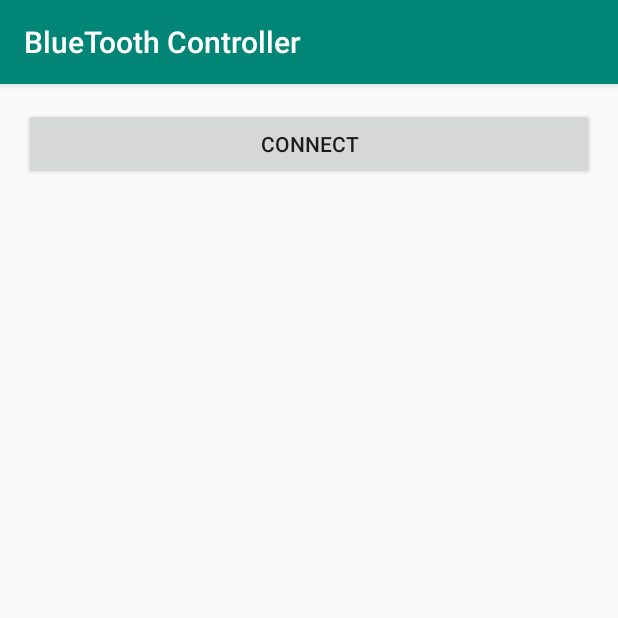
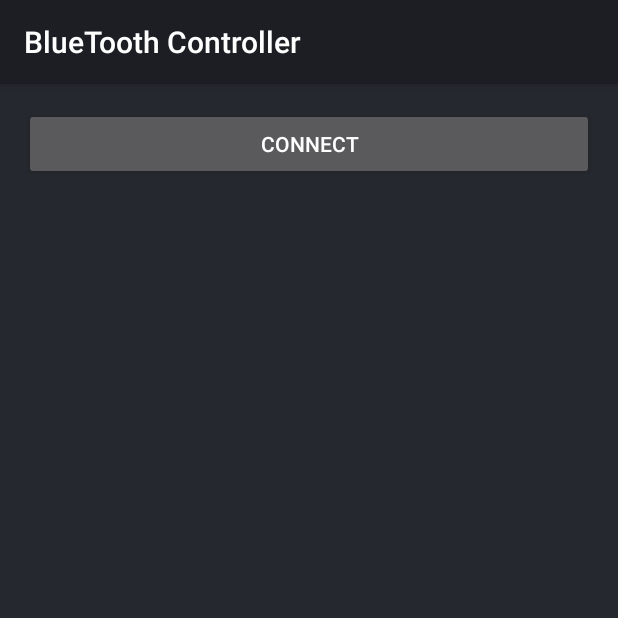
Before and after one commit to DanSager/MotionTracker, an Android app: the screen it shows after launch (MainActivity), on a phone screen of 412 x 824 dp, the top half of it. Run offline under Robolectric (Android 15) with nearby library versions, the phone set to English and light mode, and no system bars; libraries missing offline, so code that uses them is left out: app.akexorcist.bluetotohspp; 5 statements that could not run were skipped.

Commit message:
final fixes for v1.0 release

```diff
--- a/BlueToothController/app/src/main/AndroidManifest.xml
+++ b/BlueToothController/app/src/main/AndroidManifest.xml
@@ -10,7 +10,7 @@
         android:label="@string/app_name"
         android:roundIcon="@mipmap/ic_launcher_round"
         android:supportsRtl="true"
-        android:theme="@style/AppTheme">
+        android:theme="@style/ThemeOverhaul">
         <activity android:name=".MainActivity">
             <intent-filter>
                 <action android:name="android.intent.action.MAIN" />
--- a/BlueToothController/app/src/main/java/com/example/bluetoothcontroller/MainActivity.java
+++ b/BlueToothController/app/src/main/java/com/example/bluetoothcontroller/MainActivity.java
@@ -29,6 +29,7 @@ public class MainActivity extends AppCompatActivity {
     Button decrement;
     Button reset;
     TextView count;
+    TextView number;
 
     @Override
     protected void onCreate(Bundle savedInstanceState) {
@@ -41,7 +42,8 @@ public class MainActivity extends AppCompatActivity {
         increment = (Button) findViewById(R.id.increment);
         decrement = (Button) findViewById(R.id.decrement);
         reset = (Button) findViewById(R.id.reset);
-        count = (TextView) findViewById(R.id.display_count);
+        count = (TextView) findViewById(R.id.count);
+        number = (TextView) findViewById(R.id.number);
 
         if (!bt.isBluetoothAvailable()) {
             Toast.makeText(getApplicationContext(), "Bluetooth is not available", Toast.LENGTH_SHORT).show();
@@ -55,6 +57,7 @@ public class MainActivity extends AppCompatActivity {
                 decrement.setVisibility(View.VISIBLE);
                 reset.setVisibility(View.VISIBLE);
                 count.setVisibility(View.VISIBLE);
+                number.setVisibility(View.VISIBLE);
             }
 
             public void onDeviceDisconnected() {
@@ -79,7 +82,7 @@ public class MainActivity extends AppCompatActivity {
                             break;
                         }
                     }
-                    count.setText(s);
+                    number.setText(s);
                 }
             }
         });
@@ -92,6 +95,7 @@ public class MainActivity extends AppCompatActivity {
                 } else {
                     Intent intent = new Intent(getApplicationContext(), DeviceList.class);
                     startActivityForResult(intent, BluetoothState.REQUEST_CONNECT_DEVICE);
+                    connect.setText("Connecting...");
                 }
             }
         });
--- a/BlueToothController/app/src/main/res/layout/activity_main.xml
+++ b/BlueToothController/app/src/main/res/layout/activity_main.xml
@@ -9,6 +9,7 @@
     android:paddingRight="@dimen/activity_horizontal_margin"
     android:orientation="vertical"
     android:paddingTop="@dimen/activity_vertical_margin"
+    android:theme="@style/ThemeOverhaul"
     tools:context=".MainActivity">
 
     <Button
@@ -39,11 +40,23 @@
         android:visibility="invisible" />
 
     <TextView
-        android:id="@+id/display_count"
-        android:layout_width="match_parent"
+        android:id="@+id/count"
+        android:layout_width="wrap_content"
         android:layout_height="wrap_content"
-        android:gravity="center"
+        android:layout_gravity="center"
+        android:layout_marginTop="10dp"
+        android:textSize="40sp"
         android:text="@string/count"
+        android:visibility="invisible"/>
+
+    <TextView
+        android:id="@+id/number"
+        android:layout_width="wrap_content"
+        android:layout_height="wrap_content"
+        android:layout_gravity="center"
+        android:layout_marginTop="10dp"
+        android:textSize="30sp"
+        android:text="@string/number"
         android:visibility="invisible" />
 
 </LinearLayout>
--- a/BlueToothController/app/src/main/res/values/colors.xml
+++ b/BlueToothController/app/src/main/res/values/colors.xml
@@ -1,6 +1,19 @@
 <?xml version="1.0" encoding="utf-8"?>
 <resources>
-    <color name="colorPrimary">#008577</color>
-    <color name="colorPrimaryDark">#00574B</color>
-    <color name="colorAccent">#D81B60</color>
+    <color name="colorPrimaryDark">#005D57</color>
+    <color name="colorPrimary">#04B97F</color>
+    <color name="colorAccent">#37EFBA</color>
+
+    <color name="hintText">#808080</color>
+
+    <color name="background_light">#33333D</color>
+    <color name="background_medium">#26282F</color>
+    <color name="background_dark">#1d1e23</color>
+
+    <color name="popupone">#3F51B5</color>
+    <color name="popuptwo">#2f333f</color>
+    <color name="popupthree">#49acd5</color>
+    <color name="popupfour">#45bc62</color>
+    <color name="popupfive">#eaad43</color>
+    <color name="popupsix">#ff4081</color>
 </resources>
--- a/BlueToothController/app/src/main/res/values/strings.xml
+++ b/BlueToothController/app/src/main/res/values/strings.xml
@@ -4,5 +4,6 @@
     <string name="increment">Increment</string>
     <string name="decrement">Decrement</string>
     <string name="reset">Reset</string>
-    <string name="count">Default Count Text</string>
+    <string name="count">Times Triggered:</string>
+    <string name="number">Default Number</string>
 </resources>
--- a/BlueToothController/app/src/main/res/values/styles.xml
+++ b/BlueToothController/app/src/main/res/values/styles.xml
@@ -1,11 +1,10 @@
 <resources>
-
-    <!-- Base application theme. -->
-    <style name="AppTheme" parent="Theme.AppCompat.Light.DarkActionBar">
-        <!-- Customize your theme here. -->
-        <item name="colorPrimary">@color/colorPrimary</item>
-        <item name="colorPrimaryDark">@color/colorPrimaryDark</item>
+    <style name="ThemeOverhaul" parent="Theme.AppCompat">
+        <item name="colorPrimary">@color/background_dark</item>
+        <item name="colorPrimaryDark">@color/background_dark</item>
         <item name="colorAccent">@color/colorAccent</item>
+        <item name="android:windowBackground">@color/background_medium</item>
+        <item name="android:textColor">@android:color/white</item>
+        <item name="android:colorBackground">@color/background_medium</item>
     </style>
-
 </resources>
```
Also changed, not shown: 1 other file.
